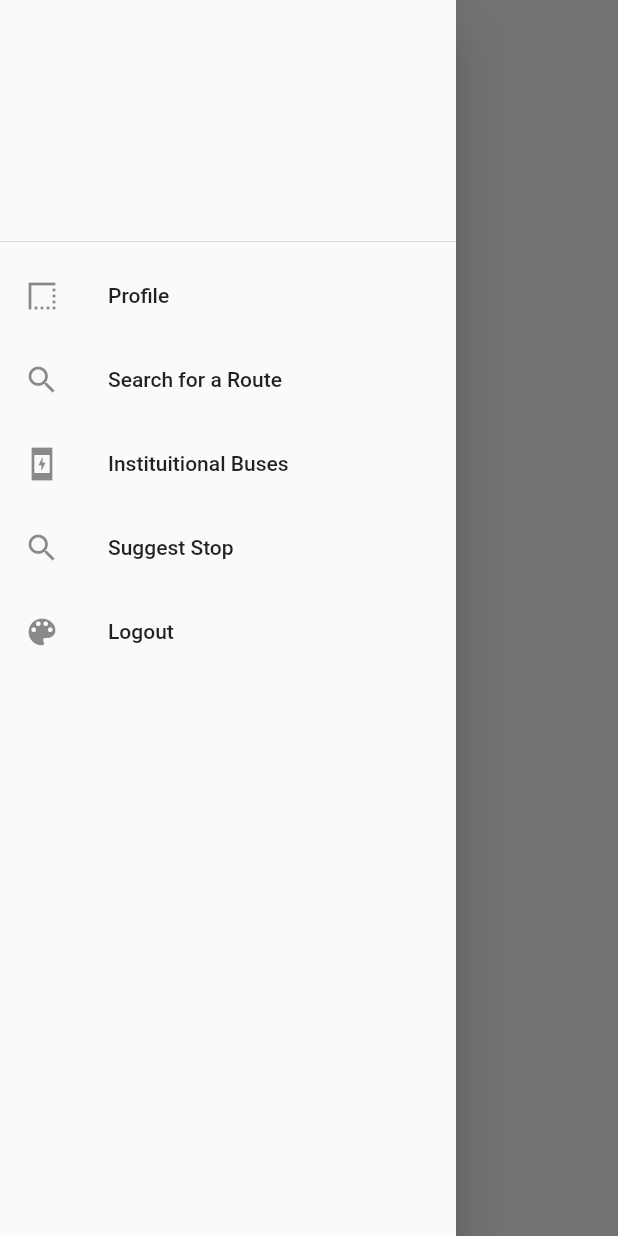
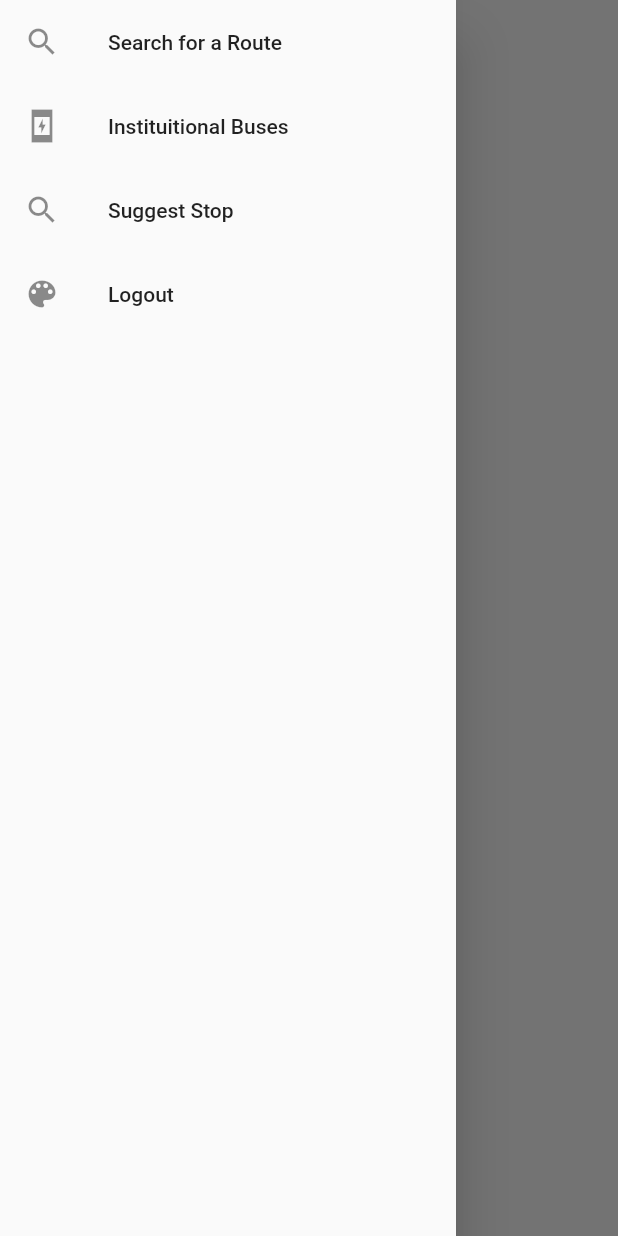
Before and after one commit to hemanthkumar17/PinMyBus, a Flutter app: the HomePage screen opened by its route, with the side drawer open, on a phone screen of 412 x 824 dp. Run offline on Flutter 3.47's test engine with Material 2 defaults, Android fonts, the phone set to English and light mode, and no system bars; our stand-ins replace avatar_glow, cloud_functions, firebase_auth, firebase_database, flutter_local_notifications, geolocator and 5 more; accounts and stored records are empty.

Commit message:
FIX: Removed profile

```diff
--- a/lib/pages/homepage.dart
+++ b/lib/pages/homepage.dart
@@ -68,14 +68,14 @@ class HomePageState extends State<HomePage> {
           drawer: Drawer(
             child: ListView(
               children: <Widget>[
-                DrawerHeader(child: Column(children: <Widget>[Container()])),
-                ListTile(
-                  leading: Icon(IconData(59389, fontFamily: 'MaterialIcons')),
-                  title: Text('Profile'),
-                  onTap: () {
-                    // Navigator.pushNamed(context, '/profile');
-                  },
-                ),
+                // DrawerHeader(child: Column(children: <Widget>[Container()])),
+                // ListTile(
+                //   leading: Icon(IconData(59389, fontFamily: 'MaterialIcons')),
+                //   title: Text('Profile'),
+                //   onTap: () {
+                //     // Navigator.pushNamed(context, '/profile');
+                //   },
+                // ),
                 ListTile(
                   leading: Icon(Icons.search),
                   title: Text('Search for a Route'),
```
